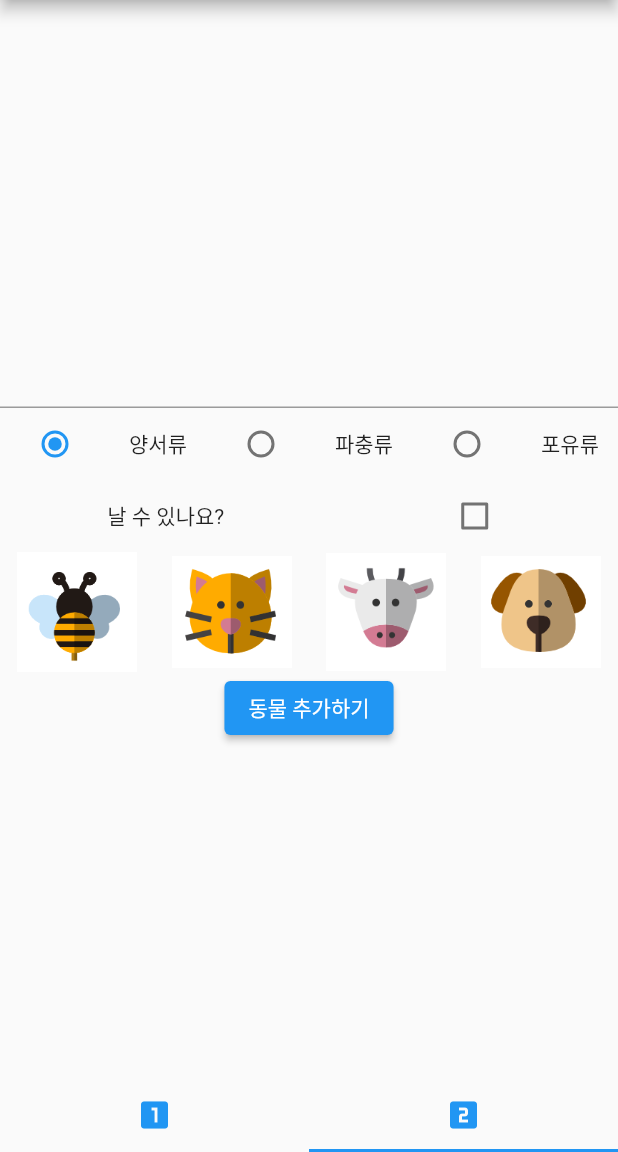
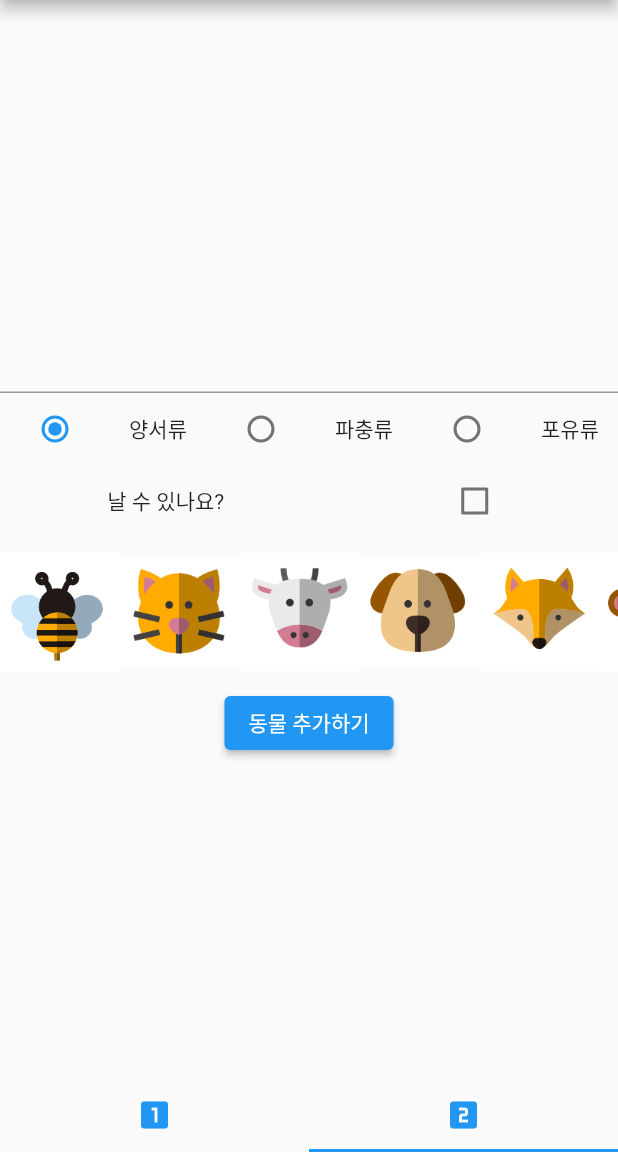
Before and after one commit to sieukim/learning-flutter, a Flutter app: the screen it shows after launch, tab 2 chosen, on a phone screen of 412 x 824 dp, the part 84-1236 px from its top. Run offline on Flutter 3.47's test engine with Material 2 defaults, Android fonts, the phone set to English and light mode, and no system bars.

Commit message:
가로 리스트뷰로 동물 이미지 추가하기

```diff
--- a/chapter05/listview_example/lib/secondPage.dart
+++ b/chapter05/listview_example/lib/secondPage.dart
@@ -77,7 +77,10 @@ class _SecondPageState extends State<SecondPage> {
                 ],
                 mainAxisAlignment: MainAxisAlignment.spaceAround,
               ),
-              Row(
+              Container(
+                height: 100,
+                child: ListView(
+                  scrollDirection: Axis.horizontal,
                   children: <Widget>[
                     GestureDetector(
                       child: Image.asset('images/bee.png', width: 80),
@@ -103,8 +106,32 @@ class _SecondPageState extends State<SecondPage> {
                         _imagePath = 'images/dog.png';
                       },
                     ),
+                    GestureDetector(
+                      child: Image.asset('images/fox.png', width: 80),
+                      onTap: () {
+                        _imagePath = 'images/fox.png';
+                      },
+                    ),
+                    GestureDetector(
+                      child: Image.asset('images/monkey.png', width: 80),
+                      onTap: () {
+                        _imagePath = 'images/monkey.png';
+                      },
+                    ),
+                    GestureDetector(
+                      child: Image.asset('images/pig.png', width: 80),
+                      onTap: () {
+                        _imagePath = 'images/pig.png';
+                      },
+                    ),
+                    GestureDetector(
+                      child: Image.asset('images/wolf.png', width: 80),
+                      onTap: () {
+                        _imagePath = 'images/wolf.png';
+                      },
+                    ),
                   ],
-                mainAxisAlignment: MainAxisAlignment.spaceAround,
+                ),
               ),
               ElevatedButton(onPressed: () {}, child: const Text('동물 추가하기'))
             ],
```
Lines whose indentation alone changed are shown as unchanged.
